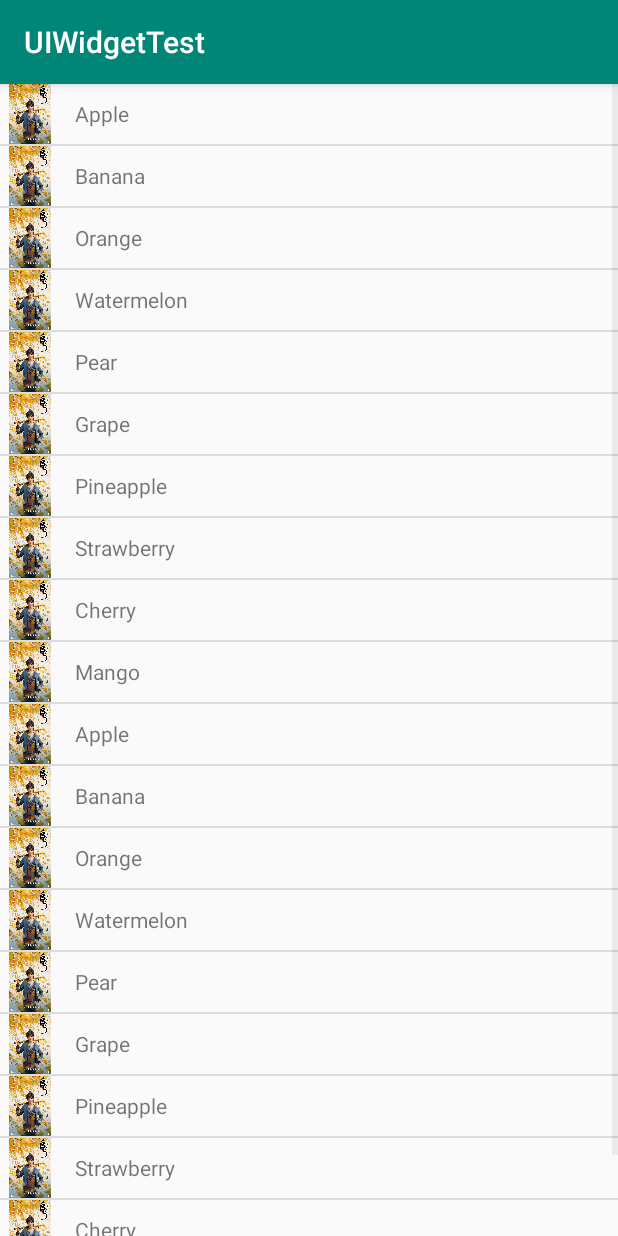
After one commit to YuQiao0303/UIWidgetTest, an Android app: the ListViewActivity screen opened directly, with no data from a screen before it, on a phone screen of 412 x 824 dp. The commit adds this screen. Run offline under Robolectric (Android 15) with nearby library versions, the phone set to English and light mode, and no system bars.

Commit message:
finish listView

```diff
--- a/app/src/main/AndroidManifest.xml
+++ b/app/src/main/AndroidManifest.xml
@@ -19,7 +19,8 @@
         <activity android:name=".LinearActivity" />
         <activity android:name=".RelativeActivity" />
         <activity android:name=".FrameActivity" />
-        <activity android:name=".PercentActivity"></activity>
+        <activity android:name=".PercentActivity" />
+        <activity android:name=".ListViewActivity"></activity>
     </application>
 
 </manifest>
--- /dev/null
+++ b/app/src/main/java/com/example/uiwidgettest/Fruit.java
@@ -0,0 +1,16 @@
+package com.example.uiwidgettest;
+
+public class Fruit {
+    private String name;
+    private int imageId;
+
+    public Fruit(String name, int imageId) {
+        this.name = name;
+        this.imageId = imageId;
+    }
+    public String getName() {
+        return name;
+    }
+    public int getImageId() {
+        return imageId;}
+}
--- /dev/null
+++ b/app/src/main/java/com/example/uiwidgettest/FruitAdapter.java
@@ -0,0 +1,70 @@
+package com.example.uiwidgettest;
+
+import android.content.Context;
+import android.view.LayoutInflater;
+import android.view.View;
+import android.view.ViewGroup;
+import android.widget.ArrayAdapter;
+import android.widget.ImageView;
+import android.widget.TextView;
+
+import java.util.List;
+
+public class FruitAdapter extends ArrayAdapter<Fruit> {
+    private int resourceId;  //ListView子项布局的id
+
+    /**
+     * 重写了父类的一组构造函数， 用于将上下文、 ListView子项布局的id和数据都传递进来。
+     * @param context
+     * @param textViewResourceId
+     * @param objects
+     */
+    public FruitAdapter(Context context, int textViewResourceId,
+                        List<Fruit> objects) {
+        super(context, textViewResourceId, objects);
+        resourceId = textViewResourceId;
+    }
+
+    /**
+     * 这个方法在每个子项被滚动到屏幕内的时候会被调用。
+     * 获得Fruit类的对象，将其相关的内容显示到屏幕
+     * @param position
+     * @param convertView ：用于将之前加载好的布局进行缓存， 以便之后可以进行重用。
+     * @param parent
+     * @return
+     */
+    @Override
+    public View getView(int position, View convertView, ViewGroup parent) {
+        Fruit fruit = getItem(position); //得到当前项的Fruit实例
+        View view;  //是
+        ViewHolder viewHolder;
+        //如果没有该列表项的view的缓存，新建一个，关联viewHolder
+        if (convertView == null) {
+            /*
+            * 第一个参数：要加载的布局文件的id， 这里我们传入resourceId，即ListView子项布局的id
+              第二个参数：给加载好的布局再添加一个父布局，
+              第三个参数：指定成false ， 表示只让我们在父布局中声明的layout 属性生效， 但不会为这个View添加父布局，
+              因为一旦View有了父布局之后， 它就不能再添加到ListView中了。*/
+            view = LayoutInflater.from(getContext()).inflate(resourceId, parent,
+                    false);
+            viewHolder = new ViewHolder();
+            viewHolder.fruitImage = (ImageView) view.findViewById
+                    (R.id.fruit_image);  //列表子项中的imageView
+            viewHolder.fruitName = (TextView) view.findViewById (R.id.fruit_name); //列表子项中的textView
+            view.setTag(viewHolder); // 将ViewHolder存储在View中，下次要用可以直接getTag，不用再findById了
+        }
+        //如果有该列表项的view的缓存，直接用
+        else {
+            view = convertView;
+            viewHolder = (ViewHolder) view.getTag(); // 重新获取ViewHolder
+        }
+        //设置要显示的图片和文字，当前fruit实例
+        viewHolder.fruitImage.setImageResource(fruit.getImageId());
+        viewHolder.fruitName.setText(fruit.getName());
+        return view;
+    }
+    class ViewHolder {
+        ImageView fruitImage;
+        TextView fruitName;
+    }
+}
--- /dev/null
+++ b/app/src/main/java/com/example/uiwidgettest/ListViewActivity.java
@@ -0,0 +1,74 @@
+package com.example.uiwidgettest;
+
+import android.app.ListActivity;
+import android.support.v7.app.AppCompatActivity;
+import android.os.Bundle;
+import android.view.View;
+import android.widget.AdapterView;
+import android.widget.ArrayAdapter;
+import android.widget.ListView;
+import android.widget.Toast;
+
+import java.util.ArrayList;
+import java.util.List;
+
+public class ListViewActivity extends AppCompatActivity {
+    private List<Fruit> fruitList = new ArrayList<>();
+
+    @Override
+    protected void onCreate(Bundle savedInstanceState) {
+
+        super.onCreate(savedInstanceState);
+        setContentView(R.layout.listview_layout); //该layout中仅指定了id和长宽
+
+        initFruits(); // 初始化水果数据，将水果名称和图片加到fruitList 这个ArrayList中
+        FruitAdapter adapter = new FruitAdapter(ListViewActivity.this,
+                R.layout.fruit_item, fruitList);
+        ListView listView = (ListView) findViewById(R.id.list_view);
+        listView.setAdapter(adapter);
+        //鼠标响应
+        listView.setOnItemClickListener(new AdapterView.OnItemClickListener() {
+            @Override
+            public void onItemClick(AdapterView<?> parent, View view,
+                                    int position, long id) {
+                Fruit fruit = fruitList.get(position);
+                Toast.makeText(ListViewActivity.this, fruit.getName(),
+                        Toast.LENGTH_SHORT).show();
+            }
+        });
+    }
+
+    /**
+     * initFruits() ：将水果名称和图片加到List<Fruit> fruitList = new ArrayList<>()中
+     */
+    private void initFruits()
+    {
+        /*
+        * for 循环将所有的水果数据添加了两遍，
+        * 这是因为如果只添加一遍的话， 数据量还不足以充满整个屏幕*/
+        for (int i = 0; i < 2; i++)
+        {
+            Fruit apple = new Fruit("Apple", R.drawable.img_1);
+            fruitList.add(apple);
+            Fruit banana = new Fruit("Banana", R.drawable.img_1);
+            fruitList.add(banana);
+            Fruit orange = new Fruit("Orange", R.drawable.img_1);
+            fruitList.add(orange);
+            Fruit watermelon = new Fruit("Watermelon", R.drawable.img_1);
+            fruitList.add(watermelon);
+            Fruit pear = new Fruit("Pear", R.drawable.img_1);
+            fruitList.add(pear);
+            Fruit grape = new Fruit("Grape", R.drawable.img_1);
+            fruitList.add(grape);
+            Fruit pineapple = new Fruit("Pineapple", R.drawable.img_1);
+            fruitList.add(pineapple);
+            Fruit strawberry = new Fruit("Strawberry", R.drawable.img_1);
+            fruitList.add(strawberry);
+            Fruit cherry = new Fruit("Cherry", R.drawable.img_1);
+            fruitList.add(cherry);
+            Fruit mango = new Fruit("Mango", R.drawable.img_1);
+            fruitList.add(mango);
+        }
+    }
+
+}
--- a/app/src/main/java/com/example/uiwidgettest/MainActivity.java
+++ b/app/src/main/java/com/example/uiwidgettest/MainActivity.java
@@ -31,11 +31,13 @@ public class MainActivity extends AppCompatActivity implements View.OnClickListe
         Button buttonRelative = (Button) findViewById(R.id.button_relative);
         Button buttonFrame = (Button) findViewById(R.id.button_frame);
         Button buttonPercent = (Button) findViewById(R.id.button_percent);
+        Button buttonListView = (Button) findViewById(R.id.button_list_view);
 
         buttonLinear.setOnClickListener(this);   //类内的onClick接口作为监听函数
         buttonRelative.setOnClickListener(this);
         buttonFrame.setOnClickListener(this);
         buttonPercent.setOnClickListener(this);
+        buttonListView.setOnClickListener(this);
     }
     @Override
     public void onClick(View v) {
@@ -58,6 +60,10 @@ public class MainActivity extends AppCompatActivity implements View.OnClickListe
                 Intent intent4 = new Intent(MainActivity.this, PercentActivity.class);
                 startActivity(intent4);
                 break;
+            case R.id.button_list_view:
+                Intent intent5 = new Intent(MainActivity.this, ListViewActivity.class);
+                startActivity(intent5);
+                break;
             default:
                 break;
         }
--- a/app/src/main/res/layout/activity_main.xml
+++ b/app/src/main/res/layout/activity_main.xml
@@ -34,4 +34,11 @@
         android:layout_height="wrap_content"
         android:textAllCaps="false"
         android:text="Percent Layout" />
+
+    <Button
+        android:id="@+id/button_list_view"
+        android:layout_width="match_parent"
+        android:layout_height="wrap_content"
+        android:textAllCaps="false"
+        android:text="list view" />
 </LinearLayout>
--- /dev/null
+++ b/app/src/main/res/layout/fruit_item.xml
@@ -0,0 +1,19 @@
+<?xml version="1.0" encoding="utf-8"?>
+<LinearLayout xmlns:android="http://schemas.android.com/apk/res/android"
+    android:layout_width="match_parent"
+    android:layout_height="wrap_content">
+    <ImageView
+        android:id="@+id/fruit_image"
+        android:layout_width="40dp"
+        android:layout_height="40dp" />
+    <TextView
+        android:id="@+id/fruit_name"
+        android:layout_width="wrap_content"
+        android:layout_height="wrap_content"
+        android:layout_gravity="center_vertical"
+        android:layout_marginLeft="10dp" />
+    <!--<Button-->
+        <!--android:layout_width="match_parent"-->
+        <!--android:layout_height="match_parent"-->
+        <!--android:text="this button"/>-->
+</LinearLayout>
--- /dev/null
+++ b/app/src/main/res/layout/listview_layout.xml
@@ -0,0 +1,10 @@
+<?xml version="1.0" encoding="utf-8"?>
+<android.support.constraint.ConstraintLayout
+    xmlns:android="http://schemas.android.com/apk/res/android" android:layout_width="match_parent"
+    android:layout_height="match_parent">
+
+    <ListView
+        android:id="@+id/list_view"
+        android:layout_width="match_parent"
+        android:layout_height="match_parent" />
+</android.support.constraint.ConstraintLayout>
```
